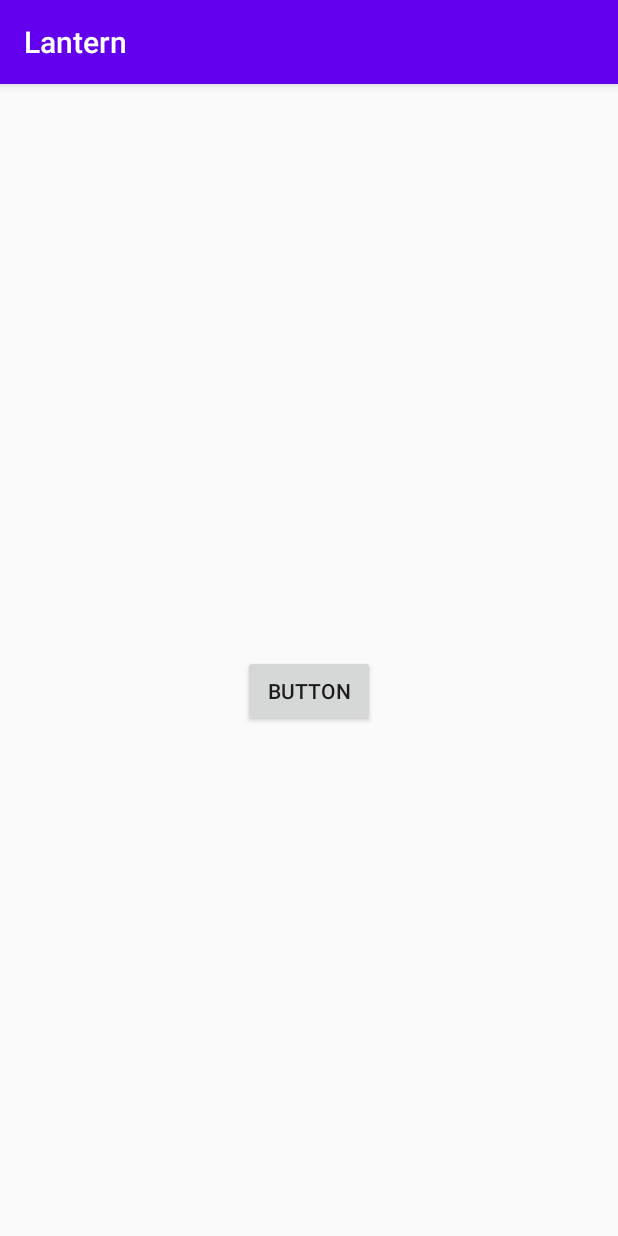
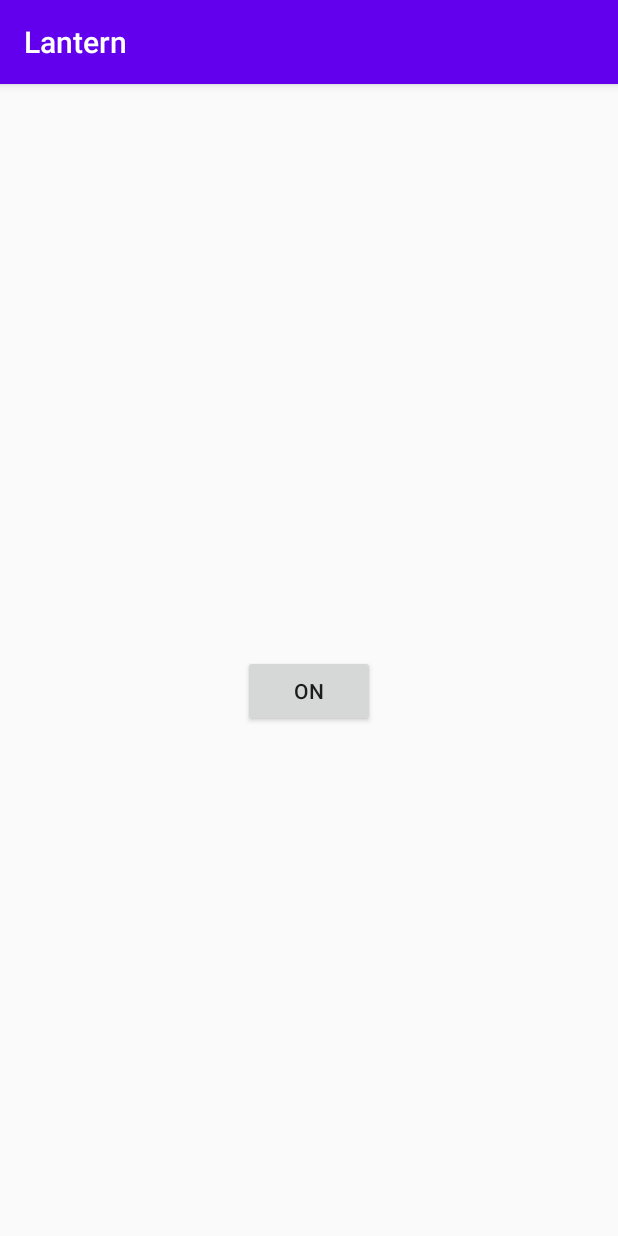
Before and after one commit to MadMakZa/Lantern, an Android app: the screen it shows after launch (MainActivity), on a phone screen of 412 x 824 dp. Run offline under Robolectric (Android 15) with nearby library versions, the phone set to English and light mode, and no system bars.

Commit message:
work version

```diff
--- a/app/src/main/java/com/example/lantern/MainActivity.java
+++ b/app/src/main/java/com/example/lantern/MainActivity.java
@@ -13,6 +13,7 @@ public class MainActivity extends AppCompatActivity {
     protected void onCreate(Bundle savedInstanceState) {
         super.onCreate(savedInstanceState);
         setContentView(R.layout.activity_main);
+        init();
     }
     private void init(){
         bFlash = findViewById(R.id.b1);
--- a/app/src/main/res/layout/activity_main.xml
+++ b/app/src/main/res/layout/activity_main.xml
@@ -15,7 +15,7 @@
         android:layout_marginEnd="161dp"
         android:layout_marginBottom="339dp"
         android:onClick="onClickFlash"
-        android:text="Button"
+        android:text="On"
         app:layout_constraintBottom_toBottomOf="parent"
         app:layout_constraintEnd_toEndOf="parent"
         app:layout_constraintHorizontal_bias="0.0"
```
